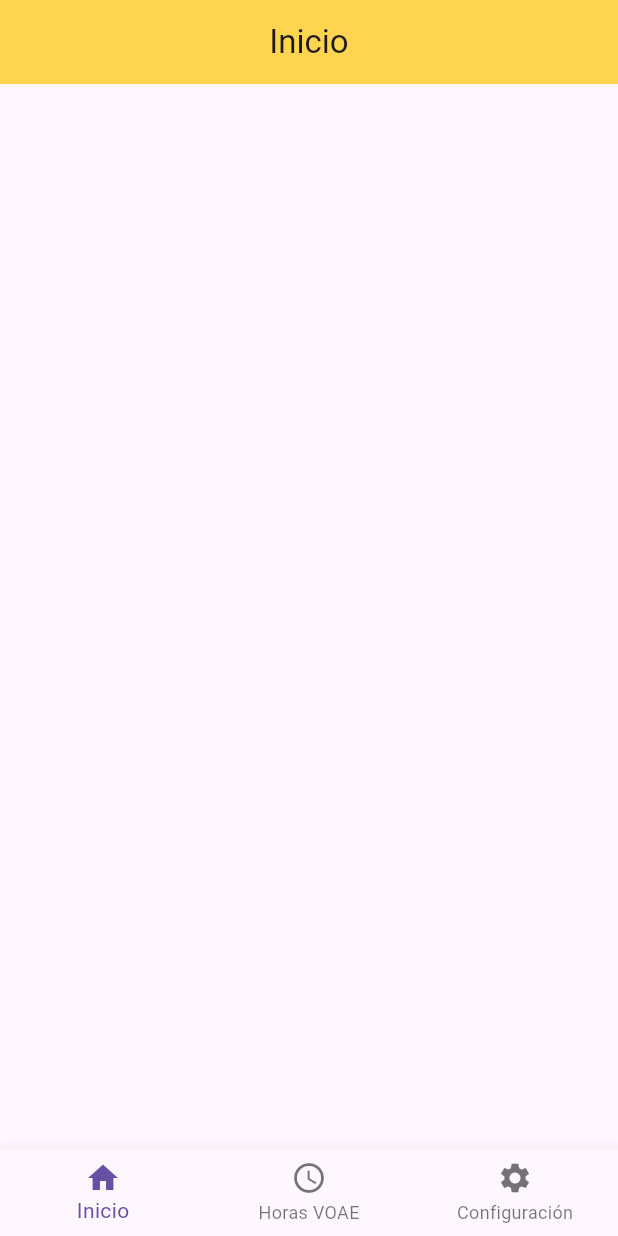
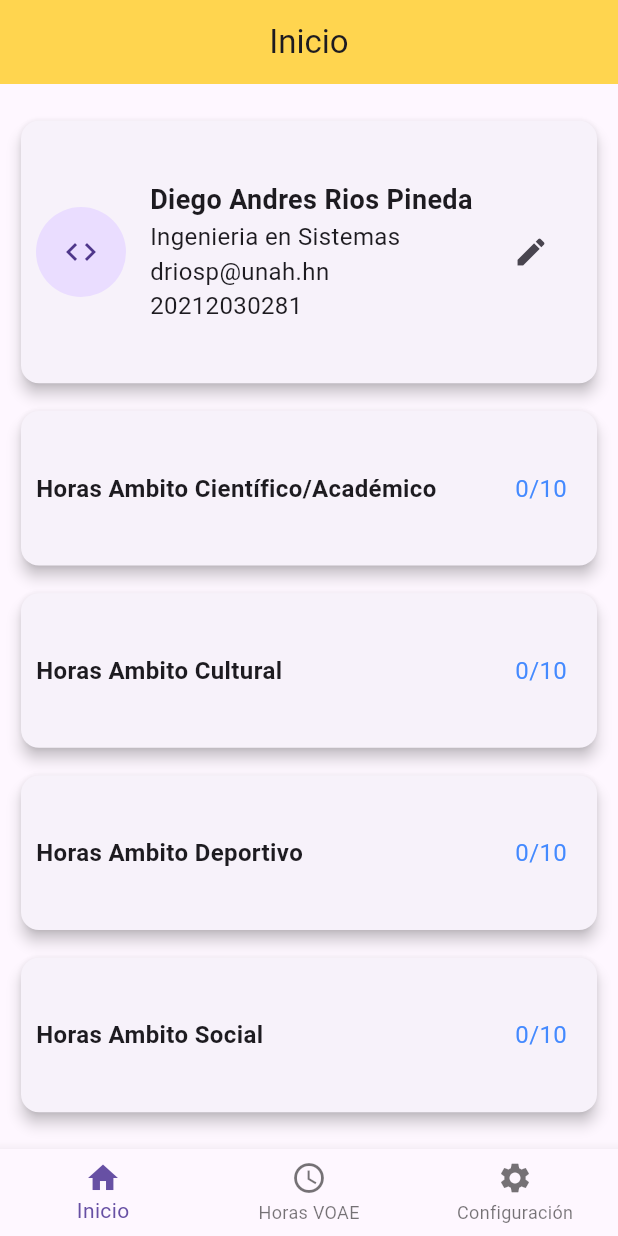
Before and after one commit to dandresrp/pumiagenda, a Flutter app: the screen it shows after launch, on a phone screen of 412 x 824 dp. Run offline on Flutter 3.47's test engine with Material 3 defaults, Android fonts, the phone set to English and light mode, and no system bars.

Commit message:
Agregar perfil y cards de horas voae a pantalla inicio

```diff
--- a/lib/custom_widgets.dart
+++ b/lib/custom_widgets.dart
@@ -23,3 +23,37 @@ class BarraInferior extends StatelessWidget {
     );
   }
 }
+
+class CardHorasInicio extends StatelessWidget {
+  final String ambito;
+  const CardHorasInicio({required this.ambito, super.key});
+
+  @override
+  Widget build(BuildContext context) {
+    return Card(
+      elevation: 4,
+      child: Padding(
+        padding: const EdgeInsets.fromLTRB(10.0, 40.0, 20.0, 40.0),
+        child: Row(
+          mainAxisAlignment: MainAxisAlignment.spaceBetween,
+          children: [
+            Text(
+              'Horas Ambito $ambito',
+              style: const TextStyle(
+                fontSize: 16,
+                fontWeight: FontWeight.bold,
+              ),
+            ),
+            const Text(
+              '0/10',
+              style: TextStyle(
+                fontSize: 16,
+                color: Colors.blueAccent,
+              ),
+            ),
+          ],
+        ),
+      ),
+    );
+  }
+}
--- a/lib/main.dart
+++ b/lib/main.dart
@@ -12,7 +12,6 @@
   Widget build(BuildContext context) {
     return const MaterialApp(
       debugShowCheckedModeBanner: false,
-      themeMode: ThemeMode.dark,
       home: Inicio()
     );
   }
--- a/lib/pantallas/pantalla_inicio.dart
+++ b/lib/pantallas/pantalla_inicio.dart
@@ -14,6 +14,70 @@ class Inicio extends StatelessWidget {
         ),
         centerTitle: true,
       ),
+      body: Container(
+        margin: const EdgeInsets.all(10.0),
+        child: Column(
+          mainAxisAlignment: MainAxisAlignment.spaceEvenly,
+          children: [
+            Card(
+              elevation: 4,
+              child: Padding(
+                padding: const EdgeInsets.fromLTRB(10.0, 40.0, 20.0, 40.0),
+                child: Row(
+                  children: [
+                    const CircleAvatar(
+                      radius: 30,
+                      child: Icon(Icons.code),
+                    ),
+                    const SizedBox(width: 16),
+                    const Expanded(
+                      child: Column(
+                        crossAxisAlignment: CrossAxisAlignment.start,
+                        children: [
+                          Text(
+                            'Diego Andres Rios Pineda',
+                            style: TextStyle(
+                              fontWeight: FontWeight.bold,
+                              fontSize: 18,
+                            ),
+                            overflow: TextOverflow.ellipsis,
+                          ),
+                          Text(
+                            'Ingenieria en Sistemas',
+                            style: TextStyle(
+                              fontSize: 16
+                            ),
+                          ),
+                          Text(
+                            'driosp@unah.hn',
+                            style: TextStyle(
+                              fontSize: 16
+                            ),
+                          ),
+                          Text(
+                            '20212030281',
+                            style: TextStyle(
+                              fontSize: 16
+                            ),
+                          ),
+                        ],
+                      ),
+                    ),
+                    IconButton(
+                      icon: const Icon(Icons.edit),
+                      onPressed: () {}
+                    ),
+                  ],
+                ),
+              ),
+            ),
+            const CardHorasInicio(ambito: "Científico/Académico"),
+            const CardHorasInicio(ambito: "Cultural"),
+            const CardHorasInicio(ambito: "Deportivo"),
+            const CardHorasInicio(ambito: "Social"),
+          ],
+        ),
+      ),
       bottomNavigationBar: const BarraInferior(),
     );
   }
```
Lines whose indentation alone changed are shown as unchanged.
